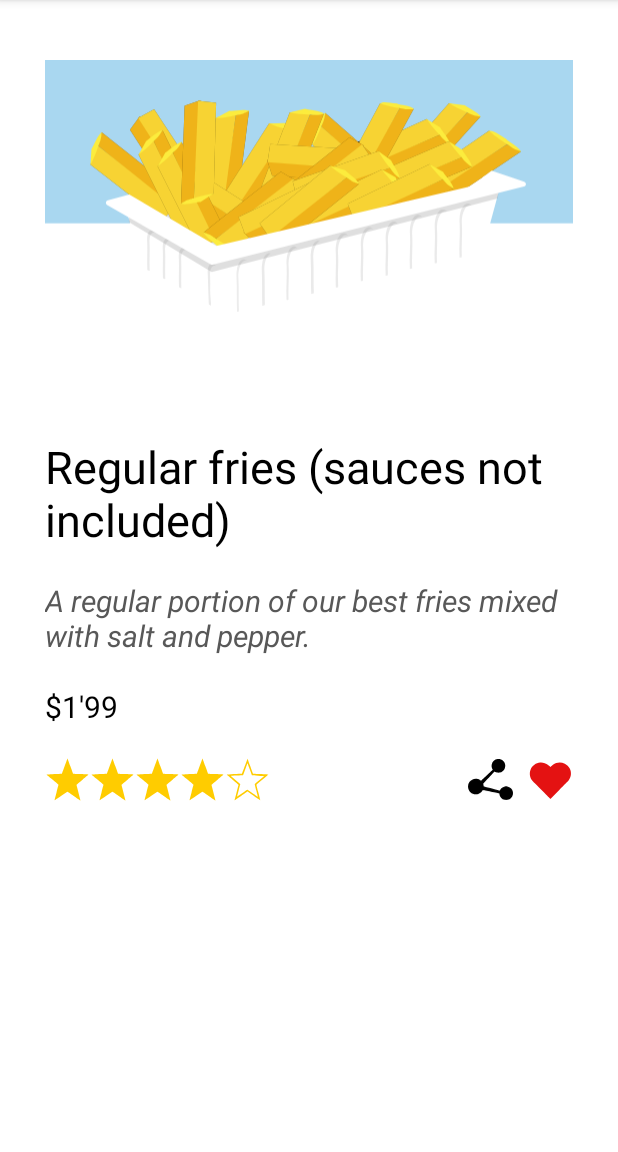
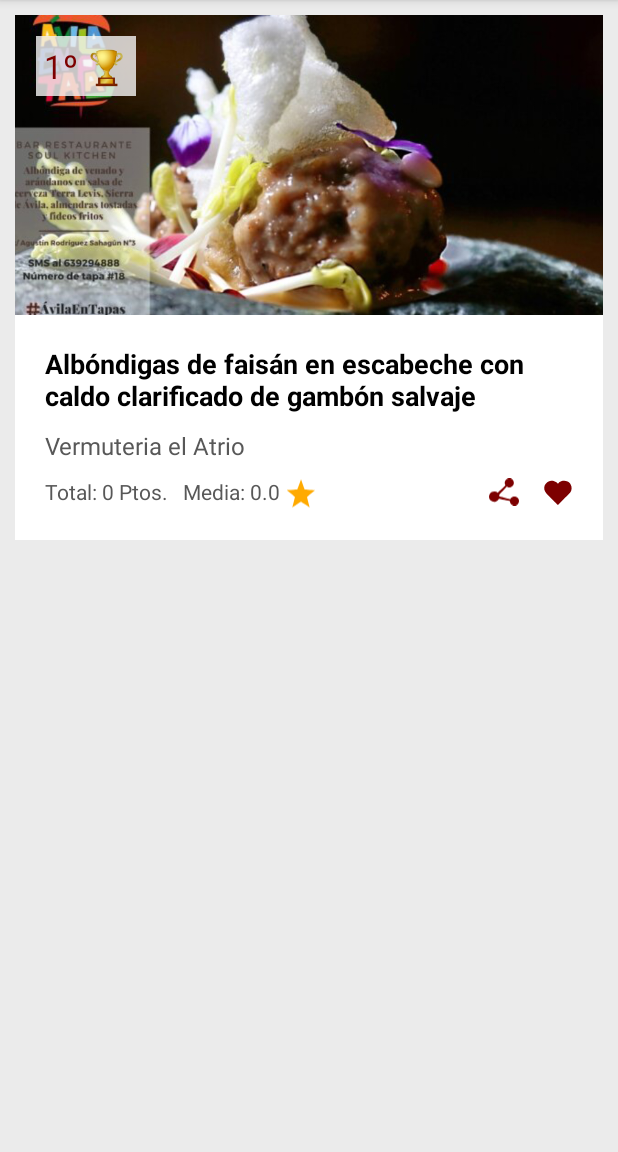
Before and after one commit to albertoag128/PMDM, an Android app: the screen it shows after launch (Ut01Ex03Activity before the commit, Ut01Ex04Activity after it), on a phone screen of 412 x 824 dp, the part 84-1236 px from its top. Run offline under Robolectric (Android 15) with nearby library versions, the phone set to English and light mode, and no system bars.

Commit message:
Imitating a card item based on an Avila en tapas card item using Linear Layout and Relative Layout

```diff
--- a/app/src/main/AndroidManifest.xml
+++ b/app/src/main/AndroidManifest.xml
@@ -13,16 +13,8 @@
         android:theme="@style/Theme.PMDM"
         tools:targetApi="31">
 
-        <!--<activity
-            android:name=".presentation.ex02.Ut01ex02activity"
-            android:exported="false">
-            <meta-data
-                android:name="android.app.lib_name"
-                android:value="" />
-        </activity>-->
-
         <activity
-            android:name=".presentation.ex03.Ut01Ex03Activity"
+            android:name=".presentation.ex04.Ut01Ex04Activity"
             android:exported="true">
             <meta-data
                 android:name="android.app.lib_name"
@@ -34,6 +26,25 @@
                 <category android:name="android.intent.category.LAUNCHER" />
             </intent-filter>
         </activity>
+
+        <!--
+        <activity
+            android:name=".presentation.ex02.Ut01ex02activity"
+            android:exported="false">
+            <meta-data
+                android:name="android.app.lib_name"
+                android:value="" />
+        </activity>
+
+        <activity
+            android:name=".presentation.ex03.Ut01Ex03Activity"
+            android:exported="true">
+            <meta-data
+                android:name="android.app.lib_name"
+                android:value="" />
+        </activity>
+        -->
+
     </application>
 
 </manifest>
--- /dev/null
+++ b/app/src/main/java/com/example/pmdm/presentation/ex04/Ut01Ex04Activity.kt
@@ -0,0 +1,12 @@
+package com.example.pmdm.presentation.ex04
+
+import androidx.appcompat.app.AppCompatActivity
+import android.os.Bundle
+import com.example.pmdm.R
+
+class Ut01Ex04Activity : AppCompatActivity() {
+    override fun onCreate(savedInstanceState: Bundle?) {
+        super.onCreate(savedInstanceState)
+        setContentView(R.layout.activity_ut01_ex04)
+    }
+}
--- a/app/src/main/res/layout/activity_ut01_ex03.xml
+++ b/app/src/main/res/layout/activity_ut01_ex03.xml
@@ -5,8 +5,8 @@
     android:layout_width="match_parent"
     android:layout_height="match_parent"
     android:background="@color/white"
-    android:paddingLeft="30dp"
-    android:paddingRight="30dp"
+    android:paddingLeft="40dp"
+    android:paddingRight="40dp"
     android:orientation="vertical"
     tools:context=".presentation.ex03.Ut01Ex03Activity">
 
--- /dev/null
+++ b/app/src/main/res/layout/activity_ut01_ex04.xml
@@ -0,0 +1,122 @@
+<?xml version="1.0" encoding="utf-8"?>
+<LinearLayout xmlns:android="http://schemas.android.com/apk/res/android"
+    xmlns:app="http://schemas.android.com/apk/res-auto"
+    xmlns:tools="http://schemas.android.com/tools"
+    android:layout_width="match_parent"
+    android:layout_height="match_parent"
+    android:background="@color/lightgrey"
+    android:orientation="vertical"
+    android:padding="@dimen/general_padding"
+    tools:context=".presentation.ex04.Ut01Ex04Activity">
+
+    <RelativeLayout
+        android:id="@+id/layout1"
+        android:layout_width="match_parent"
+        android:layout_height="@dimen/image_height">
+
+        <ImageView
+            android:id="@+id/tapaimagen"
+            android:layout_width="wrap_content"
+            android:layout_height="wrap_content"
+            android:src="@drawable/tapasoulkitchen"
+            android:scaleType="centerCrop"/>
+
+        <TextView
+            android:id="@+id/premio"
+            android:layout_width="wrap_content"
+            android:layout_height="wrap_content"
+            android:background="@color/lightgrey80"
+            android:layout_margin="@dimen/price_margin"
+            android:padding="@dimen/price_padding"
+            android:text="@string/premio"
+            android:textSize="@dimen/font_text"
+            android:textColor="@color/red"/>
+
+    </RelativeLayout>
+
+    <RelativeLayout
+        android:layout_width="match_parent"
+        android:layout_height="wrap_content"
+        android:background="@color/white"
+        android:padding="@dimen/rel_padding">
+
+        <TextView
+            android:id="@+id/pack"
+            android:layout_width="wrap_content"
+            android:layout_height="wrap_content"
+            android:maxLines="3"
+            android:text="@string/titulo_tapa"
+            android:textColor="@color/black"
+            android:textSize="@dimen/titulo_tapa_text_size"
+            android:textStyle="bold" />
+
+        <TextView
+            android:id="@+id/recogida"
+            android:layout_width="wrap_content"
+            android:layout_height="wrap_content"
+            android:layout_below="@+id/pack"
+            android:layout_marginTop="@dimen/general_margin_top"
+            android:text="@string/nombre_local"
+            android:textColor="@color/grey"
+            android:textSize="@dimen/place_text_size" />
+
+        <RelativeLayout
+            android:layout_width="match_parent"
+            android:layout_height="@dimen/information_height"
+            android:layout_below="@+id/recogida"
+            android:layout_marginTop="@dimen/general_margin_top">
+
+
+            <TextView
+                android:id="@+id/total"
+                android:layout_width="wrap_content"
+                android:layout_height="wrap_content"
+                android:textColor="@color/grey"
+                android:text="@string/total"
+                android:textSize="@dimen/data_text_size" />
+
+            <TextView
+                android:id="@+id/media"
+                android:layout_width="wrap_content"
+                android:textColor="@color/grey"
+                android:layout_height="wrap_content"
+                android:layout_marginLeft="@dimen/media_margin_left"
+                android:layout_toRightOf="@+id/total"
+                android:text="@string/media"
+                android:textSize="@dimen/data_text_size"  />
+
+            <ImageView
+                android:id="@+id/estrella"
+                android:layout_marginLeft="@dimen/star_margin_left"
+                android:layout_width="@dimen/star_width"
+                android:layout_height="wrap_content"
+                android:layout_toRightOf="@+id/media"
+                android:src="@drawable/empty3"
+                app:tint="@color/golden" />
+
+            <ImageView
+                android:src="@drawable/share"
+                android:id="@+id/share"
+                android:layout_toLeftOf="@id/like"
+                android:layout_width="@dimen/icons_dim"
+                android:layout_marginRight="@dimen/share_margin"
+                android:layout_height="@dimen/icons_dim"
+                app:tint="@color/red" />
+
+
+            <ImageView
+                android:src="@drawable/fav"
+                android:id="@+id/like"
+                android:layout_alignParentEnd="true"
+                android:layout_width="@dimen/icons_dim"
+                android:layout_height="@dimen/icons_dim"
+                app:tint="@color/red" />
+
+
+        </RelativeLayout>
+
+
+    </RelativeLayout>
+
+
+</LinearLayout>
--- a/app/src/main/res/values/colors.xml
+++ b/app/src/main/res/values/colors.xml
@@ -7,7 +7,9 @@
     <color name="teal_700">#FF018786</color>
     <color name="black">#FF000000</color>
     <color name="white">#FFFFFF</color>
-    <color name="red">#FFE41212</color>
-    <color name="golden">#FFCC00</color>
+    <color name="red">#7D0000</color>
+    <color name="golden">#FFAA00</color>
     <color name="grey">#585858</color>
+    <color name="lightgrey">#EBEBEB</color>
+    <color name="lightgrey80">#CCF5F5F5</color>
 </resources>
--- a/app/src/main/res/values/dimens.xml
+++ b/app/src/main/res/values/dimens.xml
@@ -1,4 +1,26 @@
 <?xml version="1.0" encoding="utf-8"?>
 <resources>
     <dimen name="size_image">128dp</dimen>
+
+
+    <dimen name="image_height">200dp</dimen>
+    <dimen name="font_text">22sp</dimen>
+    <dimen name="price_margin">14dp</dimen>
+    <dimen name="price_padding">5dp</dimen>
+
+    <dimen name="rel_padding">20dp</dimen>
+    <dimen name="titulo_tapa_text_size">18sp</dimen>
+    <dimen name="general_margin_top">10dp</dimen>
+    <dimen name="general_padding">10dp</dimen>
+    <dimen name="information_height">22dp</dimen>
+    <dimen name="place_text_size">16sp</dimen>
+    <dimen name="data_text_size">14sp</dimen>
+    <dimen name="media_margin_left">10dp</dimen>
+    <dimen name="star_margin_left">4dp</dimen>
+    <dimen name="star_width">20dp</dimen>
+    <dimen name="icons_dim">20dp</dimen>
+    <dimen name="share_margin">16dp</dimen>
+
+
+
 </resources>
--- a/app/src/main/res/values/strings.xml
+++ b/app/src/main/res/values/strings.xml
@@ -5,4 +5,13 @@
     <string name="title">Regular fries (sauces not included)</string>
     <string name="description">A regular portion of our best fries mixed with salt and pepper.</string>
     <string name="price">$1,99</string>
+
+    <string name="premio">1º 🏆 </string>
+    <string name="titulo_tapa">Albóndigas de faisán en escabeche con caldo clarificado de gambón salvaje</string>
+    <string name="nombre_local">Vermuteria el Atrio</string>
+    <string name="total">Total: 0 Ptos.</string>
+    <string name="media">Media: 0.0</string>
+
+
+
 </resources>
```
Also changed, not shown: app/src/debug/tapa-playstore.png, app/src/main/res/drawable/tapasoulkitchen.jpg (added).
